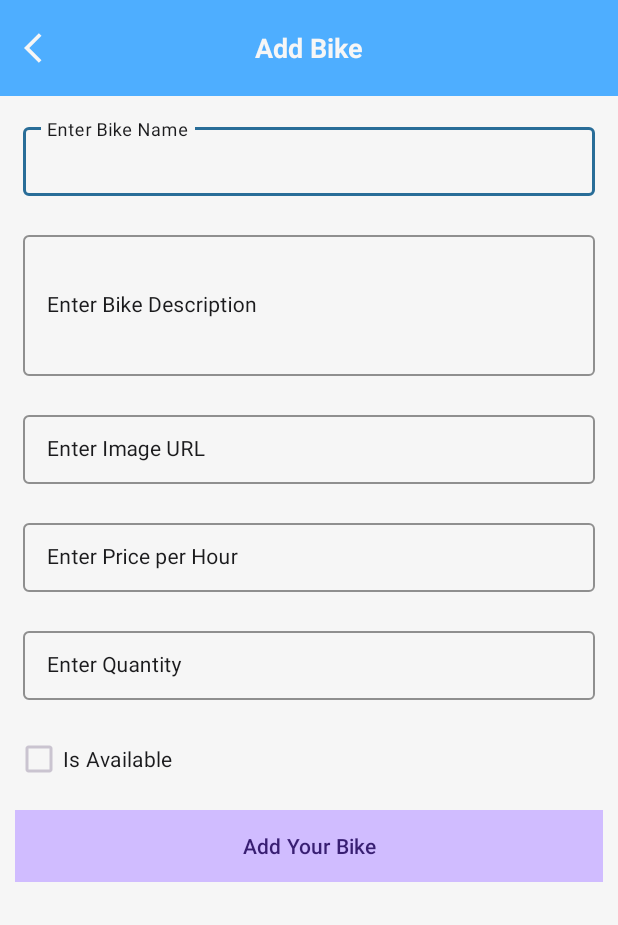
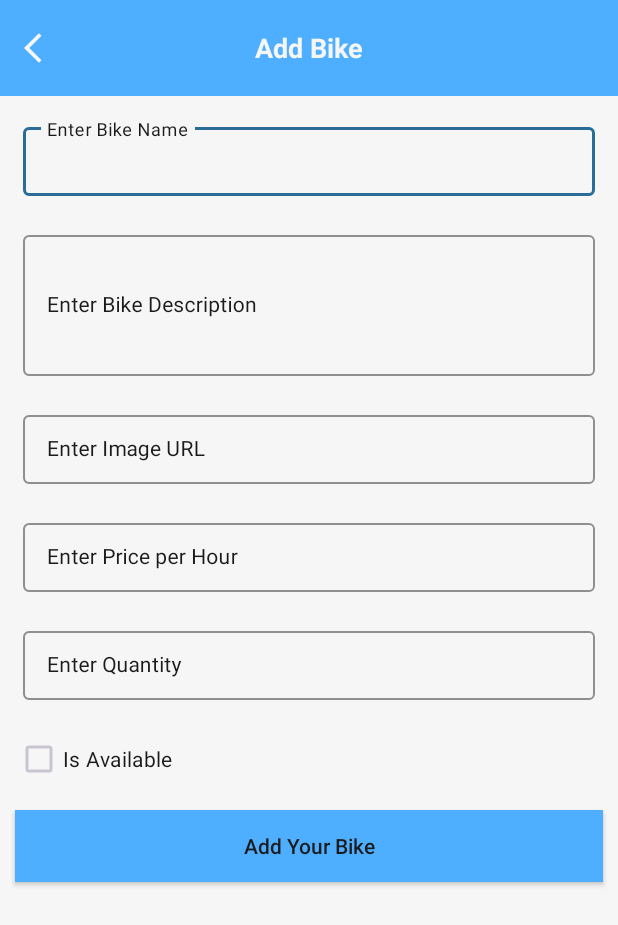
Before and after one commit to JC4F/PRM392_Group3, an Android app: the AddOrUpddateBike screen opened directly, with no data from a screen before it, on a phone screen of 412 x 824 dp. Shown: the top 925 px of the screen. Run offline under Robolectric (Android 15) with nearby library versions, the phone set to English and light mode, and no system bars; our stand-ins replace Firebase (no records; nobody signed in at launch, a user with empty details on screens opened directly).

Commit message:
cpl update bike

```diff
--- a/app/src/main/AndroidManifest.xml
+++ b/app/src/main/AndroidManifest.xml
@@ -25,7 +25,7 @@
                 android:name=".activities.blog.AllBlog"
                 android:exported="false"/>
         <activity
-                android:name=".activities.store.AddBike"
+                android:name=".activities.store.AddOrUpddateBike"
                 android:exported="false"/>
         <activity
                 android:name=".activities.authen.Login"
--- a/app/src/main/java/com/example/prm392_group3/activities/authen/Register.java
+++ b/app/src/main/java/com/example/prm392_group3/activities/authen/Register.java
@@ -6,13 +6,11 @@ import androidx.appcompat.app.AppCompatActivity;
 
 import android.content.Intent;
 import android.os.Bundle;
-import android.os.Debug;
 import android.text.TextUtils;
 import android.view.View;
 
 import com.example.prm392_group3.R;
 import com.example.prm392_group3.activities.MainActivity;
-import com.example.prm392_group3.activities.store.AddBike;
 import com.example.prm392_group3.models.User;
 import com.google.android.gms.tasks.OnCompleteListener;
 import com.google.android.gms.tasks.Task;
--- a/app/src/main/java/com/example/prm392_group3/activities/store/AddBike.java
+++ b/app/src/main/java/com/example/prm392_group3/activities/store/AddOrUpddateBike.java
@@ -9,31 +9,62 @@ import android.widget.CheckBox;
 import android.widget.EditText;
 import android.widget.ImageView;
 import android.widget.ProgressBar;
+import android.widget.TextView;
 import android.widget.Toast;
 
 import com.example.prm392_group3.R;
 import com.example.prm392_group3.models.Bike;
+import com.google.android.material.textfield.TextInputEditText;
 import com.google.firebase.database.DatabaseError;
 import com.google.firebase.database.DatabaseReference;
 import com.google.firebase.database.FirebaseDatabase;
 
-public class AddBike extends AppCompatActivity {
+public class AddOrUpddateBike extends AppCompatActivity {
     FirebaseDatabase database;
     DatabaseReference myRef;
 
     ImageView backButton;
-    Button addButton;
+    TextView toolbarTitle;
+    TextInputEditText bikeNameEditText;
+    TextInputEditText bikeDescriptionEditText;
+    TextInputEditText imageUrlEditText;
+    TextInputEditText pricePerHourEditText;
+    TextInputEditText quantityEditText;
+    CheckBox availableCheckBox;
+    Button addOrUpateButton;
     ProgressBar progressBar;
+    Bike bike;
 
     @Override
     protected void onCreate(Bundle savedInstanceState) {
         super.onCreate(savedInstanceState);
-        setContentView(R.layout.activity_add_bike);
+        setContentView(R.layout.activity_add_or_update_bike);
 
         database = FirebaseDatabase.getInstance();
         myRef = database.getReference("Bike");
 
-        backButton = findViewById(R.id.add_bike_btn_back);
+        bike = (Bike) getIntent().getSerializableExtra("Bike");
+        toolbarTitle = findViewById(R.id.au_toolbar_title);
+        addOrUpateButton = findViewById(R.id.au_bike_btn_add_bike);
+        backButton = findViewById(R.id.au_bike_btn_back);
+        bikeNameEditText = findViewById(R.id.au_bike_bike_name);
+        bikeDescriptionEditText = findViewById(R.id.au_bike_description);
+        imageUrlEditText = findViewById(R.id.au_bike_image_url);
+        pricePerHourEditText = findViewById(R.id.au_bike_pricePerHour);
+        quantityEditText = findViewById(R.id.au_bike_quantity);
+        availableCheckBox = findViewById(R.id.au_bike_checkbox_available);
+
+        if (bike != null) {
+            toolbarTitle.setText("Update Bike");
+            bikeNameEditText.setText(bike.getName());
+            bikeDescriptionEditText.setText(bike.getDescription());
+            imageUrlEditText.setText(bike.getImageUrl());
+            pricePerHourEditText.setText(String.valueOf(bike.getPricePerHour()));
+            quantityEditText.setText(String.valueOf(bike.getQuantity()));
+            availableCheckBox.setChecked(bike.isAvailable());
+            addOrUpateButton.setText("Save Bike");
+        }
+
         backButton.setOnClickListener(new View.OnClickListener() {
             @Override
             public void onClick(View v) {
@@ -41,34 +72,22 @@ public class AddBike extends AppCompatActivity {
             }
         });
 
-        addButton = findViewById(R.id.add_bike_btn_add_bike);
-        addButton.setOnClickListener(new View.OnClickListener() {
+        addOrUpateButton.setOnClickListener(new View.OnClickListener() {
             @Override
             public void onClick(View v) {
                 // Lấy giá trị từ các trường thông tin
-                EditText bikeNameEditText = findViewById(R.id.add_bike_bike_name);
                 String bikeName = bikeNameEditText.getText().toString();
-
-                EditText bikeDescriptionEditText = findViewById(R.id.bike_description);
                 String bikeDescription = bikeDescriptionEditText.getText().toString();
-
-                EditText imageUrlEditText = findViewById(R.id.add_bike_image_url);
                 String imageUrl = imageUrlEditText.getText().toString();
-
-                EditText pricePerHourEditText = findViewById(R.id.add_bike_pricePerHour);
                 String pricePerHourString = pricePerHourEditText.getText().toString();
-
-                EditText quantityEditText = findViewById(R.id.add_bike_quantity);
                 String quantityString = quantityEditText.getText().toString();
-
-                CheckBox availableCheckBox = findViewById(R.id.add_bike_checkbox_available);
                 boolean isAvailable = availableCheckBox.isChecked();
 
                 // Kiểm tra dữ liệu không được trống
                 if (TextUtils.isEmpty(bikeName) || TextUtils.isEmpty(bikeDescription) ||
                         TextUtils.isEmpty(imageUrl) || TextUtils.isEmpty(pricePerHourString) ||
                         TextUtils.isEmpty(quantityString)) {
-                    Toast.makeText(AddBike.this, "Please fill in all fields", Toast.LENGTH_SHORT).show();
+                    Toast.makeText(AddOrUpddateBike.this, "Please fill in all fields", Toast.LENGTH_SHORT).show();
                     return;
                 }
 
@@ -80,11 +99,21 @@ public class AddBike extends AppCompatActivity {
                 showProgressBar();
 
                 // Tạo đối tượng Bike mới
-                Bike newBike = new Bike("", bikeName, bikeDescription, imageUrl, pricePerHour, isAvailable, quantity);
+                Bike newBike;
+                String bikeId;
 
-                // Ghi đối tượng Bike vào Firebase Realtime Database
-                String bikeId = myRef.push().getKey();
-                newBike.setId(bikeId);
+                if (bike != null) {
+                    // Đây là bước cập nhật (update)
+                    newBike = new Bike(bike.getId(), bikeName, bikeDescription, imageUrl, pricePerHour, isAvailable, quantity);
+                    bikeId = bike.getId();
+                } else {
+                    // Đây là bước thêm mới (add)
+                    newBike = new Bike("", bikeName, bikeDescription, imageUrl, pricePerHour, isAvailable, quantity);
+                    bikeId = myRef.push().getKey();
+                    newBike.setId(bikeId);
+                }
+
+                // Cập nhật đối tượng Bike vào Firebase Realtime Database
                 myRef.child(bikeId).setValue(newBike, new DatabaseReference.CompletionListener() {
                     @Override
                     public void onComplete(DatabaseError databaseError, DatabaseReference databaseReference) {
@@ -93,29 +122,30 @@ public class AddBike extends AppCompatActivity {
 
                         if (databaseError == null) {
                             // Hiển thị thông báo thành công
-                            Toast.makeText(AddBike.this, "Bike added successfully", Toast.LENGTH_SHORT).show();
+                            Toast.makeText(AddOrUpddateBike.this, "Bike " + (bike != null ? "updated" : "added") + " successfully", Toast.LENGTH_SHORT).show();
                             // Đóng Activity
                             finish();
                         } else {
                             // Hiển thị thông báo lỗi
-                            Toast.makeText(AddBike.this, "Failed to add bike: " + databaseError.getMessage(), Toast.LENGTH_SHORT).show();
+                            Toast.makeText(AddOrUpddateBike.this, "Failed to " + (bike != null ? "update" : "add") + " bike: " + databaseError.getMessage(), Toast.LENGTH_SHORT).show();
                         }
                     }
                 });
             }
         });
+
     }
 
     private void showProgressBar() {
         if (progressBar == null) {
-            progressBar = findViewById(R.id.add_bike_pb_loading);
+            progressBar = findViewById(R.id.au_bike_pb_loading);
         }
         progressBar.setVisibility(View.VISIBLE);
     }
 
     private void hideProgressBar() {
         if (progressBar == null) {
-            progressBar = findViewById(R.id.add_bike_pb_loading);
+            progressBar = findViewById(R.id.au_bike_pb_loading);
         }
         progressBar.setVisibility(View.GONE);
     }
--- a/app/src/main/java/com/example/prm392_group3/activities/store/Store.java
+++ b/app/src/main/java/com/example/prm392_group3/activities/store/Store.java
@@ -122,7 +122,7 @@ public class Store extends Fragment {
         addStoreFab.setOnClickListener(new View.OnClickListener() {
             @Override
             public void onClick(View v) {
-                Intent intent = new Intent(getActivity(), AddBike.class);
+                Intent intent = new Intent(getActivity(), AddOrUpddateBike.class);
                 startActivity(intent);
             }
         });
--- a/app/src/main/java/com/example/prm392_group3/models/Bike.java
+++ b/app/src/main/java/com/example/prm392_group3/models/Bike.java
@@ -1,6 +1,8 @@
 package com.example.prm392_group3.models;
 
-public class Bike {
+import java.io.Serializable;
+
+public class Bike implements Serializable {
     String id, name, description, imageUrl;
     float pricePerHour;
     boolean isAvailable;
--- a/app/src/main/res/drawable/store_item_btn.xml
+++ b/app/src/main/res/drawable/store_item_btn.xml
@@ -1,5 +1,5 @@
 <?xml version="1.0" encoding="utf-8"?>
 <shape xmlns:android="http://schemas.android.com/apk/res/android">
-    <solid android:color="@color/app_strong_blue" />
+    <solid android:color="@color/app_weak_blue" />
     <corners android:topLeftRadius="0dp" android:topRightRadius="0dp" android:bottomLeftRadius="16dp" android:bottomRightRadius="16dp"/>
 </shape>
--- a/app/src/main/res/layout/activity_add_bike.xml
+++ b/app/src/main/res/layout/activity_add_or_update_bike.xml
@@ -5,14 +5,14 @@
     xmlns:tools="http://schemas.android.com/tools"
     android:layout_width="match_parent"
     android:layout_height="match_parent"
-    tools:context=".activities.store.AddBike">
+    tools:context=".activities.store.AddOrUpddateBike">
 
     <androidx.constraintlayout.widget.ConstraintLayout
         android:layout_width="match_parent"
         android:layout_height="wrap_content">
 
         <androidx.appcompat.widget.Toolbar
-            android:id="@+id/add_bike_toolbar"
+            android:id="@+id/au_bike_toolbar"
             android:layout_width="match_parent"
             android:layout_height="match_parent"
             android:background="@color/app_weak_blue"
@@ -21,7 +21,7 @@
             app:layout_constraintTop_toTopOf="parent">
 
             <ImageView
-                android:id="@+id/add_bike_btn_back"
+                android:id="@+id/au_bike_btn_back"
                 android:layout_width="wrap_content"
                 android:layout_height="wrap_content"
                 android:contentDescription="Back"
@@ -29,6 +29,7 @@
                 android:src="@drawable/add_bike_arrow_back" />
 
             <TextView
+                android:id="@+id/au_toolbar_title"
                 android:layout_width="wrap_content"
                 android:layout_height="wrap_content"
                 android:text="Add Bike"
@@ -43,11 +44,11 @@
             android:layout_width="match_parent"
             android:layout_height="wrap_content"
             android:orientation="vertical"
-            app:layout_constraintTop_toBottomOf="@id/add_bike_toolbar">
+            app:layout_constraintTop_toBottomOf="@id/au_bike_toolbar">
 
             <!-- Edit text for bike name -->
             <com.google.android.material.textfield.TextInputLayout
-                android:id="@+id/add_bike_lt_bike_name"
+                android:id="@+id/au_bike_lt_bike_name"
                 style="@style/TextInputLayoutStyle"
                 android:layout_width="match_parent"
                 android:layout_height="wrap_content"
@@ -60,7 +61,7 @@
                 app:hintTextColor="@color/app_black">
 
                 <com.google.android.material.textfield.TextInputEditText
-                    android:id="@+id/add_bike_bike_name"
+                    android:id="@+id/au_bike_bike_name"
                     android:layout_width="match_parent"
                     android:layout_height="wrap_content"
                     android:inputType="text"
@@ -71,7 +72,7 @@
 
             <!-- Edit text for bike description -->
             <com.google.android.material.textfield.TextInputLayout
-                android:id="@+id/add_bike_tl_bike_description"
+                android:id="@+id/au_bike_tl_bike_description"
                 style="@style/TextInputLayoutStyle"
                 android:layout_width="match_parent"
                 android:layout_height="wrap_content"
@@ -85,7 +86,7 @@
                 app:hintTextColor="@color/app_black">
 
                 <com.google.android.material.textfield.TextInputEditText
-                    android:id="@+id/bike_description"
+                    android:id="@+id/au_bike_description"
                     android:layout_width="match_parent"
                     android:layout_height="wrap_content"
                     android:inputType="textMultiLine"
@@ -100,7 +101,7 @@
 
             <!-- Edit text for image URL -->
             <com.google.android.material.textfield.TextInputLayout
-                android:id="@+id/add_bike_tl_imageUrl"
+                android:id="@+id/au_bike_tl_imageUrl"
                 style="@style/TextInputLayoutStyle"
                 android:layout_width="match_parent"
                 android:layout_height="wrap_content"
@@ -113,7 +114,7 @@
                 app:hintTextColor="@color/app_black">
 
                 <com.google.android.material.textfield.TextInputEditText
-                    android:id="@+id/add_bike_image_url"
+                    android:id="@+id/au_bike_image_url"
                     android:layout_width="match_parent"
                     android:layout_height="wrap_content"
                     android:inputType="text"
@@ -124,7 +125,7 @@
 
             <!-- Edit text for bike price per hour -->
             <com.google.android.material.textfield.TextInputLayout
-                android:id="@+id/add_bike_tl_pricePerHour"
+                android:id="@+id/au_bike_tl_pricePerHour"
                 style="@style/TextInputLayoutStyle"
                 android:layout_width="match_parent"
                 android:layout_height="wrap_content"
@@ -137,7 +138,7 @@
                 app:hintTextColor="@color/app_black">
 
                 <com.google.android.material.textfield.TextInputEditText
-                    android:id="@+id/add_bike_pricePerHour"
+                    android:id="@+id/au_bike_pricePerHour"
                     android:layout_width="match_parent"
                     android:layout_height="wrap_content"
                     android:inputType="numberDecimal"
@@ -148,7 +149,7 @@
 
             <!-- Edit text for bike quantity -->
             <com.google.android.material.textfield.TextInputLayout
-                android:id="@+id/add_bike_tl_quantity"
+                android:id="@+id/au_bike_tl_quantity"
                 style="@style/TextInputLayoutStyle"
                 android:layout_width="match_parent"
                 android:layout_height="wrap_content"
@@ -161,7 +162,7 @@
                 app:hintTextColor="@color/app_black">
 
                 <com.google.android.material.textfield.TextInputEditText
-                    android:id="@+id/add_bike_quantity"
+                    android:id="@+id/au_bike_quantity"
                     android:layout_width="match_parent"
                     android:layout_height="wrap_content"
                     android:inputType="number"
@@ -172,7 +173,7 @@
 
             <!-- Checkbox for bike availability -->
             <CheckBox
-                android:id="@+id/add_bike_checkbox_available"
+                android:id="@+id/au_bike_checkbox_available"
                 android:layout_width="wrap_content"
                 android:layout_height="wrap_content"
                 android:layout_marginLeft="10dp"
@@ -182,8 +183,8 @@
                 android:textColor="@color/app_black" />
 
             <!-- Button for adding a new bike -->
-            <Button
-                android:id="@+id/add_bike_btn_add_bike"
+            <androidx.appcompat.widget.AppCompatButton
+                android:id="@+id/au_bike_btn_add_bike"
                 android:layout_width="match_parent"
                 android:layout_height="wrap_content"
                 android:layout_marginStart="10dp"
@@ -192,13 +193,14 @@
                 android:layout_marginBottom="10dp"
                 android:background="@color/app_weak_blue"
                 android:text="Add Your Bike"
+                android:textColor="@color/app_black"
                 android:textAllCaps="false" />
 
         </LinearLayout>
 
         <!-- Progress bar for loading indicator -->
         <ProgressBar
-            android:id="@+id/add_bike_pb_loading"
+            android:id="@+id/au_bike_pb_loading"
             android:layout_width="wrap_content"
             android:layout_height="0dp"
             android:visibility="gone"
```
Also changed, not shown: app/src/main/java/com/example/prm392_group3/adapters/BikeAdapter.java (+18 -0 lines), app/src/main/res/layout/store_bike_item.xml (+35 -4 lines).
